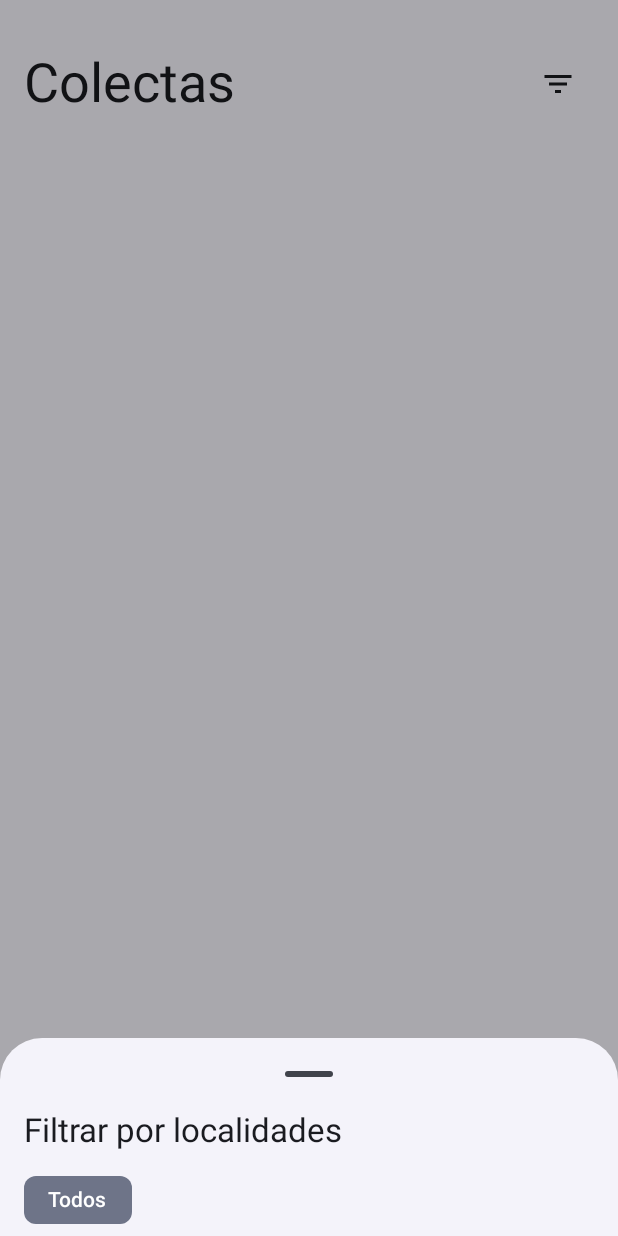
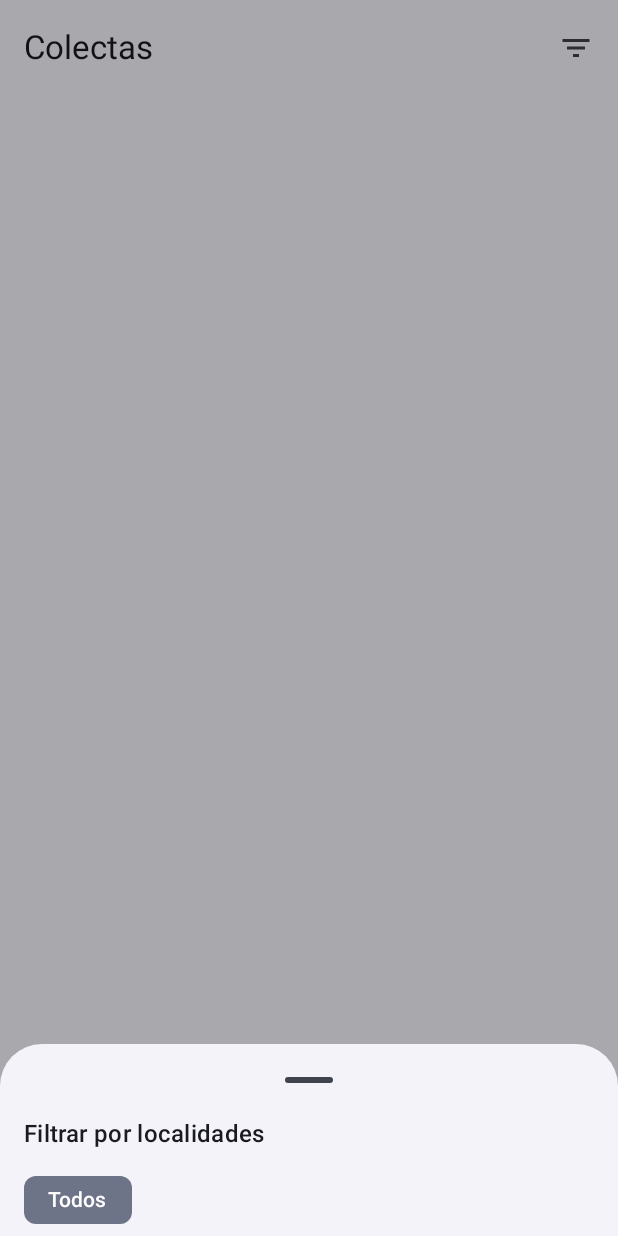
Before and after one commit to DanielSevillano/donaciones, an Android app built with Jetpack Compose: the composable Colectas called with empty values, after a tap on "Filtros", on a phone screen of 412 x 824 dp. Run offline under Robolectric (Android 15) with nearby library versions, the phone set to English and light mode, and no system bars; our stand-ins replace Material 3 Expressive styles (plain Material 3 is drawn); 8 statements that could not run were skipped.

Commit message:
Utilizando barras superiores y ajustando el espaciado.

```diff
--- a/app/src/main/kotlin/io/github/danielsevillano/donaciones/ui/components/Encabezado.kt
+++ /dev/null
@@ -1,41 +0,0 @@
-package io.github.danielsevillano.donaciones.ui.components
-
-import androidx.compose.foundation.layout.Arrangement
-import androidx.compose.foundation.layout.Row
-import androidx.compose.foundation.layout.fillMaxWidth
-import androidx.compose.material3.ExperimentalMaterial3Api
-import androidx.compose.material3.MaterialTheme
-import androidx.compose.material3.Text
-import androidx.compose.runtime.Composable
-import androidx.compose.ui.Alignment
-import androidx.compose.ui.Modifier
-import io.github.danielsevillano.donaciones.ui.models.BotonIcono
-
-@OptIn(ExperimentalMaterial3Api::class)
-@Composable
-fun Encabezado(
-    modifier: Modifier = Modifier,
-    titulo: String,
-    boton: BotonIcono? = null
-) {
-    Row(
-        modifier = modifier.fillMaxWidth(),
-        horizontalArrangement = Arrangement.SpaceBetween,
-        verticalAlignment = Alignment.CenterVertically
-    ) {
-        Text(
-            text = titulo,
-            style = MaterialTheme.typography.displaySmall
-        )
-
-        boton?.let {
-            TooltipIconButton(
-                description = boton.descripcion,
-                onClick = boton.accion,
-                icon = boton.icono,
-                badge = boton.distintivo,
-                inTopBar = true
-            )
-        }
-    }
-}
--- a/app/src/main/kotlin/io/github/danielsevillano/donaciones/ui/components/Subencabezado.kt
+++ b/app/src/main/kotlin/io/github/danielsevillano/donaciones/ui/components/Subencabezado.kt
@@ -23,7 +23,7 @@ fun Subencabezado(
     ) {
         Text(
             text = titulo,
-            style = MaterialTheme.typography.titleLarge
+            style = MaterialTheme.typography.titleMedium
         )
 
         boton?.let {
--- a/app/src/main/kotlin/io/github/danielsevillano/donaciones/ui/screens/Colectas.kt
+++ b/app/src/main/kotlin/io/github/danielsevillano/donaciones/ui/screens/Colectas.kt
@@ -2,12 +2,18 @@ package io.github.danielsevillano.donaciones.ui.screens
 
 import androidx.compose.foundation.layout.Arrangement
 import androidx.compose.foundation.layout.PaddingValues
+import androidx.compose.foundation.layout.WindowInsets
+import androidx.compose.foundation.layout.fillMaxSize
 import androidx.compose.foundation.layout.padding
 import androidx.compose.foundation.lazy.LazyColumn
 import androidx.compose.foundation.lazy.items
 import androidx.compose.material.icons.Icons
 import androidx.compose.material.icons.outlined.FilterList
 import androidx.compose.material3.ExperimentalMaterial3Api
+import androidx.compose.material3.Scaffold
+import androidx.compose.material3.Text
+import androidx.compose.material3.TopAppBar
+import androidx.compose.material3.TopAppBarDefaults
 import androidx.compose.material3.pulltorefresh.PullToRefreshBox
 import androidx.compose.runtime.Composable
 import androidx.compose.runtime.getValue
@@ -16,13 +22,13 @@ import androidx.compose.runtime.rememberCoroutineScope
 import androidx.compose.runtime.saveable.rememberSaveable
 import androidx.compose.runtime.setValue
 import androidx.compose.ui.Modifier
+import androidx.compose.ui.input.nestedscroll.nestedScroll
 import androidx.compose.ui.unit.dp
 import io.github.danielsevillano.donaciones.data.local.Colecta
-import io.github.danielsevillano.donaciones.ui.components.Encabezado
 import io.github.danielsevillano.donaciones.ui.components.FiltrosColectas
 import io.github.danielsevillano.donaciones.ui.components.GrupoColectasDiarias
 import io.github.danielsevillano.donaciones.ui.components.MensajeError
-import io.github.danielsevillano.donaciones.ui.models.BotonIcono
+import io.github.danielsevillano.donaciones.ui.components.TooltipIconButton
 import kotlinx.coroutines.launch
 
 @OptIn(ExperimentalMaterial3Api::class)
@@ -31,7 +37,8 @@ fun Colectas(
     colectas: List<Colecta>?,
     cargando: Boolean,
     error: Boolean,
-    recargar: suspend () -> Unit
+    recargar: suspend () -> Unit,
+    scaffoldPadding: PaddingValues
 ) {
     val municipios = colectas?.map { it.municipio }?.distinct() ?: emptyList()
     var municipioSeleccionado: String? by rememberSaveable { mutableStateOf(value = null) }
@@ -44,30 +51,46 @@ fun Colectas(
 
     var mostrarFiltros by rememberSaveable { mutableStateOf(value = false) }
     val scope = rememberCoroutineScope()
+    val scrollBehavior = TopAppBarDefaults.enterAlwaysScrollBehavior()
 
+    Scaffold(
+        modifier = Modifier.nestedScroll(connection = scrollBehavior.nestedScrollConnection),
+        topBar = {
+            TopAppBar(
+                title = {
+                    Text(text = "Colectas")
+                },
+                actions = {
+                    TooltipIconButton(
+                        description = "Filtros",
+                        onClick = { mostrarFiltros = true },
+                        icon = Icons.Outlined.FilterList,
+                        badge = municipioSeleccionado != null,
+                        inTopBar = true
+                    )
+                },
+                scrollBehavior = scrollBehavior
+            )
+        },
+        contentWindowInsets = WindowInsets(bottom = scaffoldPadding.calculateBottomPadding())
+    ) { paddingValues ->
         PullToRefreshBox(
             isRefreshing = cargando,
             onRefresh = {
                 scope.launch { recargar() }
-        }
+            },
+            modifier = Modifier.padding(paddingValues = paddingValues)
         ) {
             LazyColumn(
-            contentPadding = PaddingValues(start = 16.dp, top = 32.dp, end = 16.dp, bottom = 16.dp),
+                modifier = Modifier.fillMaxSize(),
+                contentPadding = PaddingValues(
+                    start = 16.dp,
+                    top = 8.dp,
+                    end = 16.dp,
+                    bottom = 16.dp
+                ),
                 verticalArrangement = Arrangement.spacedBy(space = 16.dp)
             ) {
-            item(key = "encabezado") {
-                Encabezado(
-                    titulo = "Colectas",
-                    boton = BotonIcono(
-                        accion = { mostrarFiltros = true },
-                        descripcion = "Filtros",
-                        icono = Icons.Outlined.FilterList,
-                        distintivo = municipioSeleccionado != null
-                    ),
-                    modifier = Modifier.padding(bottom = 8.dp)
-                )
-            }
-
                 if (!colectas.isNullOrEmpty()) {
                     items(
                         items = listaColectasPorDia,
@@ -99,3 +122,4 @@ fun Colectas(
             )
         }
     }
+}
```
Also changed, not shown: app/src/main/kotlin/io/github/danielsevillano/donaciones/MainActivity.kt (+2 -11 lines), app/src/main/kotlin/io/github/danielsevillano/donaciones/ui/screens/Inicio.kt (+40 -17 lines), app/src/main/kotlin/io/github/danielsevillano/donaciones/ui/screens/Navegacion.kt (+9 -4 lines), app/src/main/kotlin/io/github/danielsevillano/donaciones/ui/screens/Perfil.kt (+42 -21 lines). Lines whose indentation alone changed are shown as unchanged.
